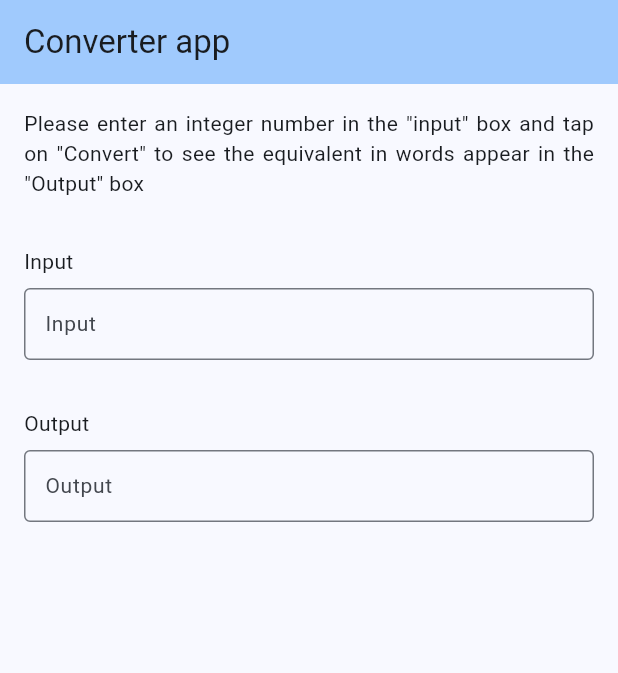
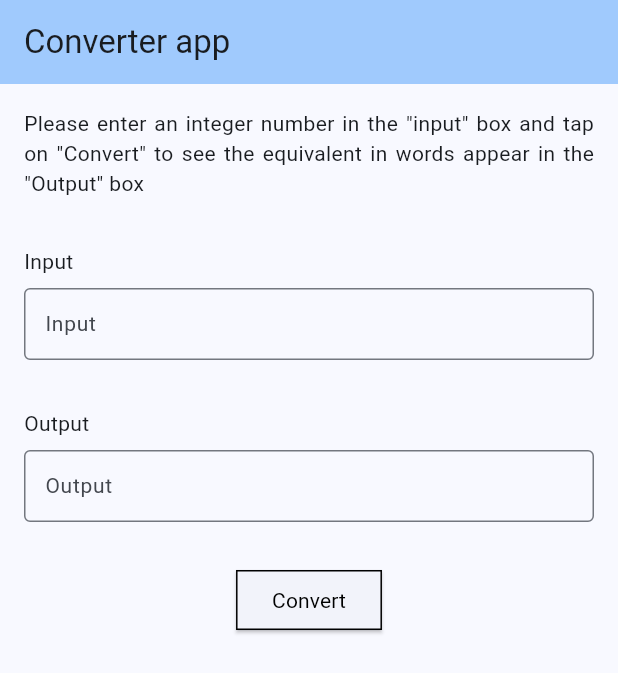
Before and after one commit to willwees/number_to_word, a Flutter app: the screen it shows after launch, on a phone screen of 412 x 824 dp. Shown: the top 673 px of the screen. Run offline on Flutter 3.47's test engine with Material 2 defaults, Android fonts, the phone set to English and light mode, and no system bars.

Commit message:
feat: add convert button

```diff
--- a/lib/src/core/page/home_page.dart
+++ b/lib/src/core/page/home_page.dart
@@ -1,4 +1,5 @@
 import 'package:flutter/material.dart';
+import 'package:number_to_word/src/constant/app_text_style.dart';
 import 'package:number_to_word/src/core/core.dart';
 
 class HomePage extends StatefulWidget {
@@ -54,9 +55,26 @@ class _HomePageState extends State<HomePage> {
             },
           ),
           const SizedBox(height: 32.0),
-          CustomTextFormField(
+          const CustomTextFormField(
             title: 'Output',
             readOnly: true,
+          ),
+          const SizedBox(height: 32.0),
+          ElevatedButton(
+            onPressed: () {
+              final bool isValid = _numberToWordFormKey.currentState!.validate();
+              if (!isValid) {
+                return;
+              }
+
+            },
+            style: ElevatedButton.styleFrom(
+              shape: const RoundedRectangleBorder(
+                side: BorderSide(),
+              ),
+              tapTargetSize: MaterialTapTargetSize.shrinkWrap,
+            ),
+            child: Text('Convert', style: AppTextStyle.black_400_14),
           ),
         ],
       ),
```
